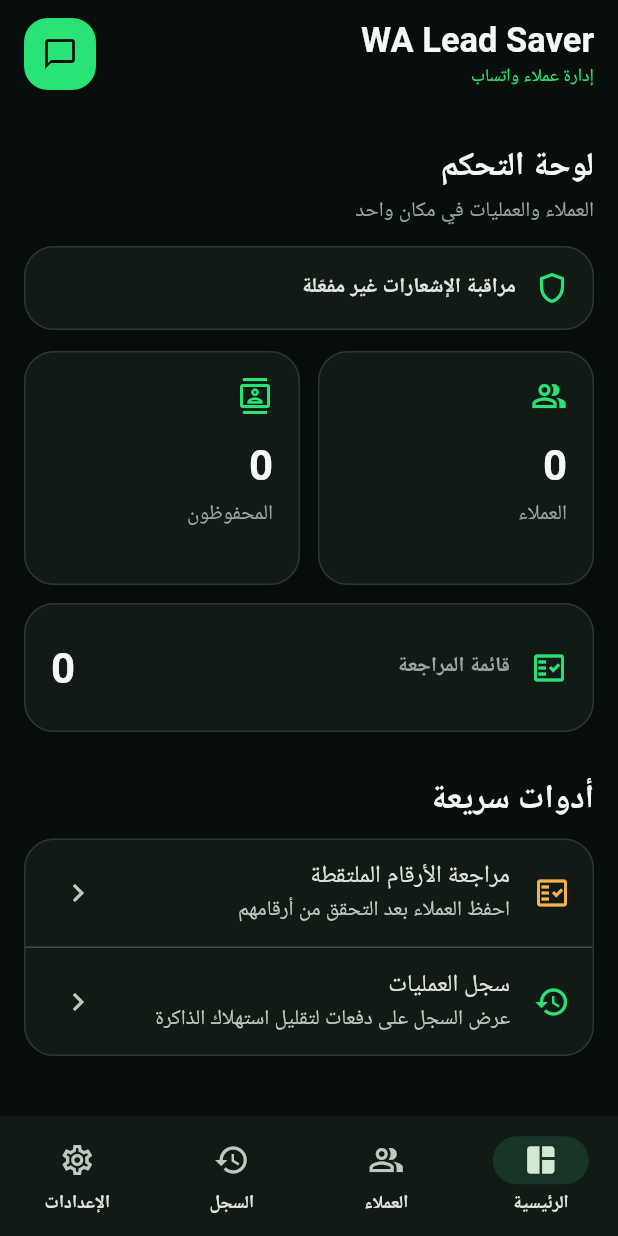
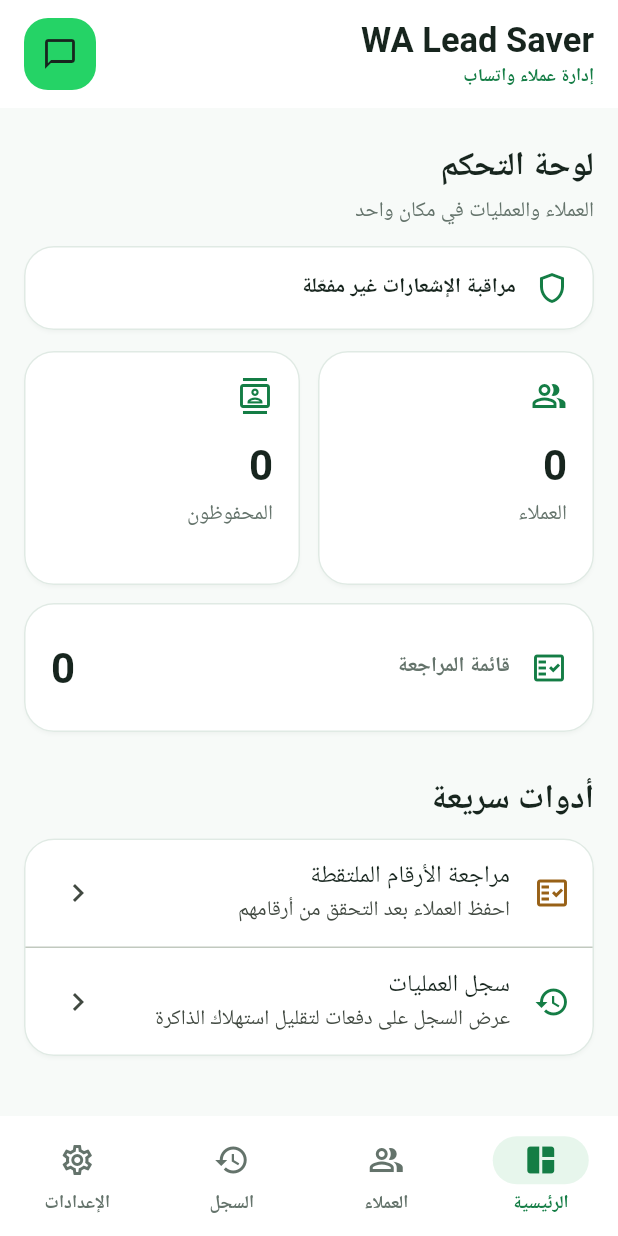
Before and after one commit to 775878805Osamaha/wa-lead-saver, a Flutter app: the screen it shows after launch, on a phone screen of 412 x 824 dp. Run offline on Flutter 3.47's test engine with Material 3 defaults, Android fonts, the phone set to English and light mode, and no system bars.

Commit message:
flutter: apply accessible light palette to all five screens

```diff
--- a/flutter_ui/lib/src/screens/app_shell.dart
+++ b/flutter_ui/lib/src/screens/app_shell.dart
@@ -74,11 +74,11 @@ class _WaAppShellState extends State<WaAppShell> {
                   width: 48,
                   height: 48,
                   decoration: BoxDecoration(
-                    color: WaPalette.green,
+                    color: WaPalette.accent,
                     borderRadius: BorderRadius.circular(16),
                   ),
                   child: const Icon(
-                    Icons.chat_bubble_outline, color: WaPalette.background,
+                    Icons.chat_bubble_outline, color: WaPalette.ink,
                   ),
                 ),
               ),
--- a/flutter_ui/lib/src/screens/settings_page.dart
+++ b/flutter_ui/lib/src/screens/settings_page.dart
@@ -73,7 +73,7 @@ class _SettingsPageState extends State<SettingsPage> {
           ? (next) => _change(keyName, next)
           : null,
       activeTrackColor: WaPalette.green,
-      activeThumbColor: WaPalette.background,
+      activeThumbColor: Colors.white,
     );
   }
 
--- a/flutter_ui/lib/src/theme/wa_theme.dart
+++ b/flutter_ui/lib/src/theme/wa_theme.dart
@@ -1,56 +1,135 @@
 import 'package:flutter/material.dart';
 
+/// Light-only palette for the Flutter redesign.
+///
+/// Deep green is reserved for accessible text/icons on white surfaces,
+/// while bright WhatsApp green remains available for decorative accents.
 abstract final class WaPalette {
-  static const background = Color(0xFF080E0B);
-  static const surface = Color(0xFF111A15);
-  static const raised = Color(0xFF173426);
-  static const border = Color(0xFF273A30);
-  static const green = Color(0xFF29E377);
-  static const white = Color(0xFFF4F8F5);
-  static const muted = Color(0xFF98A8A0);
-  static const amber = Color(0xFFF3B44D);
-  static const red = Color(0xFFFF6D73);
+  static const background = Color(0xFFF7FAF8);
+  static const surface = Color(0xFFFFFFFF);
+  static const raised = Color(0xFFE7F6EC);
+  static const border = Color(0xFFE0EAE4);
+  static const green = Color(0xFF147D45);
+  static const accent = Color(0xFF25D366);
+  static const ink = Color(0xFF17251E);
+  static const muted = Color(0xFF64736B);
+  static const amber = Color(0xFF986117);
+  static const red = Color(0xFFB6333D);
 }
 
 ThemeData makeWaTheme() {
   final scheme = ColorScheme.fromSeed(
     seedColor: WaPalette.green,
-    brightness: Brightness.dark,
+    brightness: Brightness.light,
     surface: WaPalette.surface,
+  ).copyWith(
+    primary: WaPalette.green,
+    onPrimary: Colors.white,
+    secondary: WaPalette.accent,
+    onSecondary: WaPalette.ink,
+    surface: WaPalette.surface,
+    onSurface: WaPalette.ink,
+    outline: WaPalette.border,
+    error: WaPalette.red,
   );
+
   return ThemeData(
     useMaterial3: true,
-    brightness: Brightness.dark,
+    brightness: Brightness.light,
     scaffoldBackgroundColor: WaPalette.background,
-    colorScheme: scheme.copyWith(primary: WaPalette.green),
+    colorScheme: scheme,
+    splashColor: WaPalette.raised,
     appBarTheme: const AppBarTheme(
-      backgroundColor: WaPalette.background,
-      foregroundColor: WaPalette.white,
+      backgroundColor: WaPalette.surface,
+      foregroundColor: WaPalette.ink,
+      scrolledUnderElevation: 0,
       elevation: 0,
+      surfaceTintColor: Colors.transparent,
+      titleTextStyle: TextStyle(
+        color: WaPalette.ink,
+        fontSize: 22,
+        fontWeight: FontWeight.w700,
+      ),
     ),
     cardTheme: const CardThemeData(
       color: WaPalette.surface,
-      elevation: 0,
+      surfaceTintColor: Colors.transparent,
+      elevation: 1,
+      shadowColor: Color(0x140B3A20),
       margin: EdgeInsets.zero,
       shape: RoundedRectangleBorder(
         borderRadius: BorderRadius.all(Radius.circular(20)),
         side: BorderSide(color: WaPalette.border),
       ),
     ),
-    inputDecorationTheme: InputDecorationTheme(
+    dividerColor: WaPalette.border,
+    inputDecorationTheme: const InputDecorationTheme(
       filled: true,
       fillColor: WaPalette.surface,
+      hintStyle: TextStyle(color: WaPalette.muted),
+      labelStyle: TextStyle(color: WaPalette.muted),
+      prefixIconColor: WaPalette.green,
+      enabledBorder: OutlineInputBorder(
+        borderRadius: BorderRadius.all(Radius.circular(16)),
+        borderSide: BorderSide(color: WaPalette.border),
+      ),
+      focusedBorder: OutlineInputBorder(
+        borderRadius: BorderRadius.all(Radius.circular(16)),
+        borderSide: BorderSide(color: WaPalette.green, width: 1.5),
+      ),
       border: OutlineInputBorder(
-        borderRadius: BorderRadius.circular(18),
-        borderSide: const BorderSide(color: WaPalette.border),
+        borderRadius: BorderRadius.all(Radius.circular(16)),
+        borderSide: BorderSide(color: WaPalette.border),
       ),
+    ),
+    filledButtonTheme: FilledButtonThemeData(
+      style: FilledButton.styleFrom(
+        backgroundColor: WaPalette.green,
+        foregroundColor: Colors.white,
+        shape: RoundedRectangleBorder(
+          borderRadius: BorderRadius.circular(14),
+        ),
+        minimumSize: const Size(0, 44),
+      ),
+    ),
+    outlinedButtonTheme: OutlinedButtonThemeData(
+      style: OutlinedButton.styleFrom(
+        foregroundColor: WaPalette.green,
+        side: const BorderSide(color: WaPalette.border),
+      ),
+    ),
+    chipTheme: ChipThemeData(
+      backgroundColor: WaPalette.surface,
+      selectedColor: WaPalette.raised,
+      side: const BorderSide(color: WaPalette.border),
+      labelStyle: const TextStyle(color: WaPalette.ink),
+      shape: RoundedRectangleBorder(
+        borderRadius: BorderRadius.circular(14),
+      ),
+    ),
+    snackBarTheme: const SnackBarThemeData(
+      backgroundColor: WaPalette.ink,
+      contentTextStyle: TextStyle(color: Colors.white),
     ),
     navigationBarTheme: NavigationBarThemeData(
       backgroundColor: WaPalette.surface,
       indicatorColor: WaPalette.raised,
-      labelTextStyle: WidgetStateProperty.all(
-        const TextStyle(fontSize: 12, fontWeight: FontWeight.w600),
-      ),
+      surfaceTintColor: Colors.transparent,
+      elevation: 3,
+      iconTheme: WidgetStateProperty.resolveWith((states) {
+        return IconThemeData(
+          color: states.contains(WidgetState.selected)
+              ? WaPalette.green : WaPalette.muted,
+        );
+      }),
+      labelTextStyle: WidgetStateProperty.resolveWith((states) {
+        return TextStyle(
+          color: states.contains(WidgetState.selected)
+              ? WaPalette.green : WaPalette.muted,
+          fontSize: 12,
+          fontWeight: FontWeight.w600,
+        );
+      }),
     ),
   );
 }
--- a/flutter_ui/lib/src/widgets/shared.dart
+++ b/flutter_ui/lib/src/widgets/shared.dart
@@ -14,7 +14,7 @@ class WaSectionHeader extends StatelessWidget {
           children: [
             Text(title, style: Theme.of(context).textTheme.titleLarge?.copyWith(
               fontWeight: FontWeight.bold,
-              color: WaPalette.white,
+              color: WaPalette.ink,
             )),
             if (subtitle != null)
               Padding(
@@ -101,7 +101,7 @@ class WaCounterCard extends StatelessWidget {
                   )),
                 ),
                 Text(value, style: Theme.of(context).textTheme.headlineMedium?.copyWith(
-                  color: WaPalette.white, fontWeight: FontWeight.bold,
+                  color: WaPalette.ink, fontWeight: FontWeight.bold,
                 )),
               ],
             )
@@ -111,7 +111,7 @@ class WaCounterCard extends StatelessWidget {
             Icon(icon, color: WaPalette.green),
             const SizedBox(height: 16),
             Text(value, style: Theme.of(context).textTheme.headlineMedium?.copyWith(
-              color: WaPalette.white, fontWeight: FontWeight.bold,
+              color: WaPalette.ink, fontWeight: FontWeight.bold,
             )),
             const SizedBox(height: 5),
             Text(label, style: const TextStyle(color: WaPalette.muted)),
```
Also changed, not shown: 1 other file.
